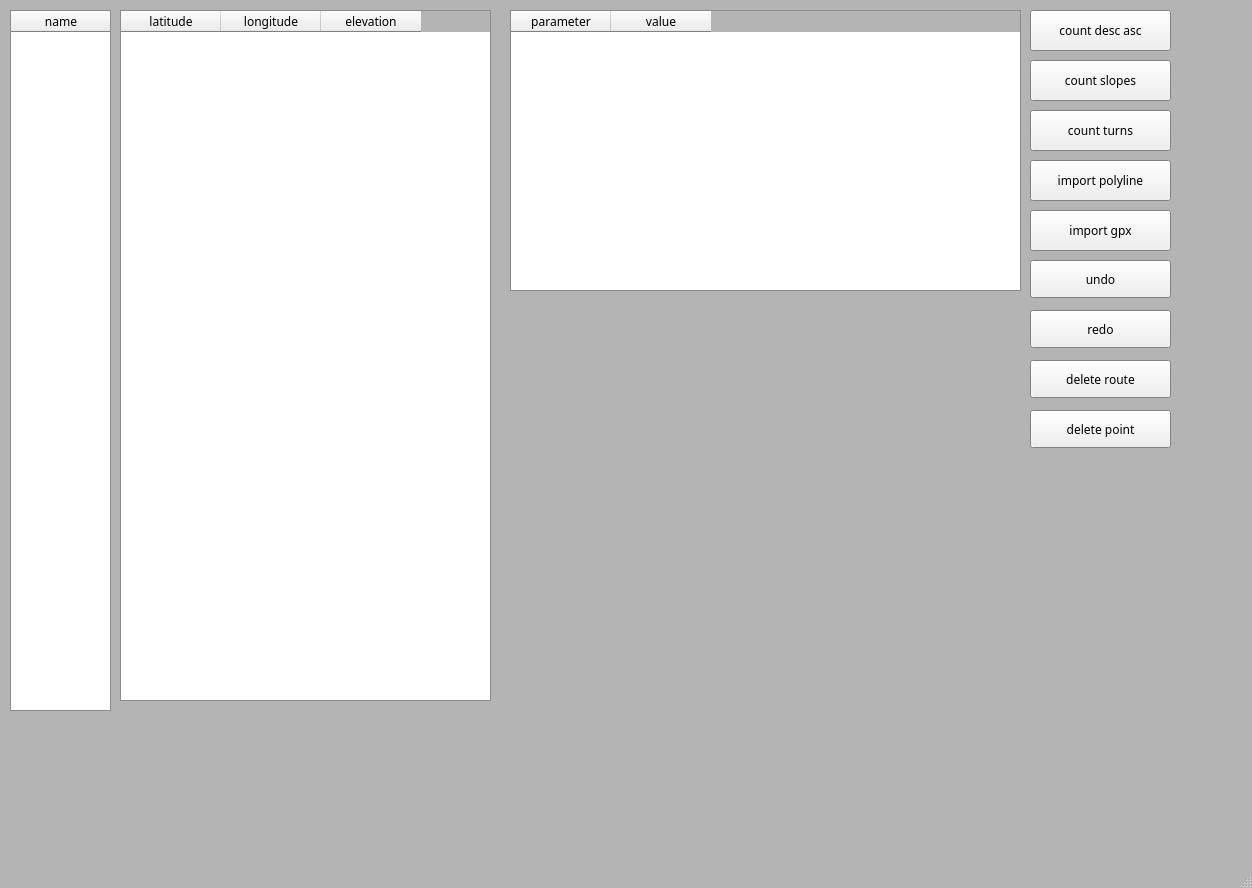
This is editor.ui in ER2806/SI as Qt 5 draws it before an edit. The edited form follows.
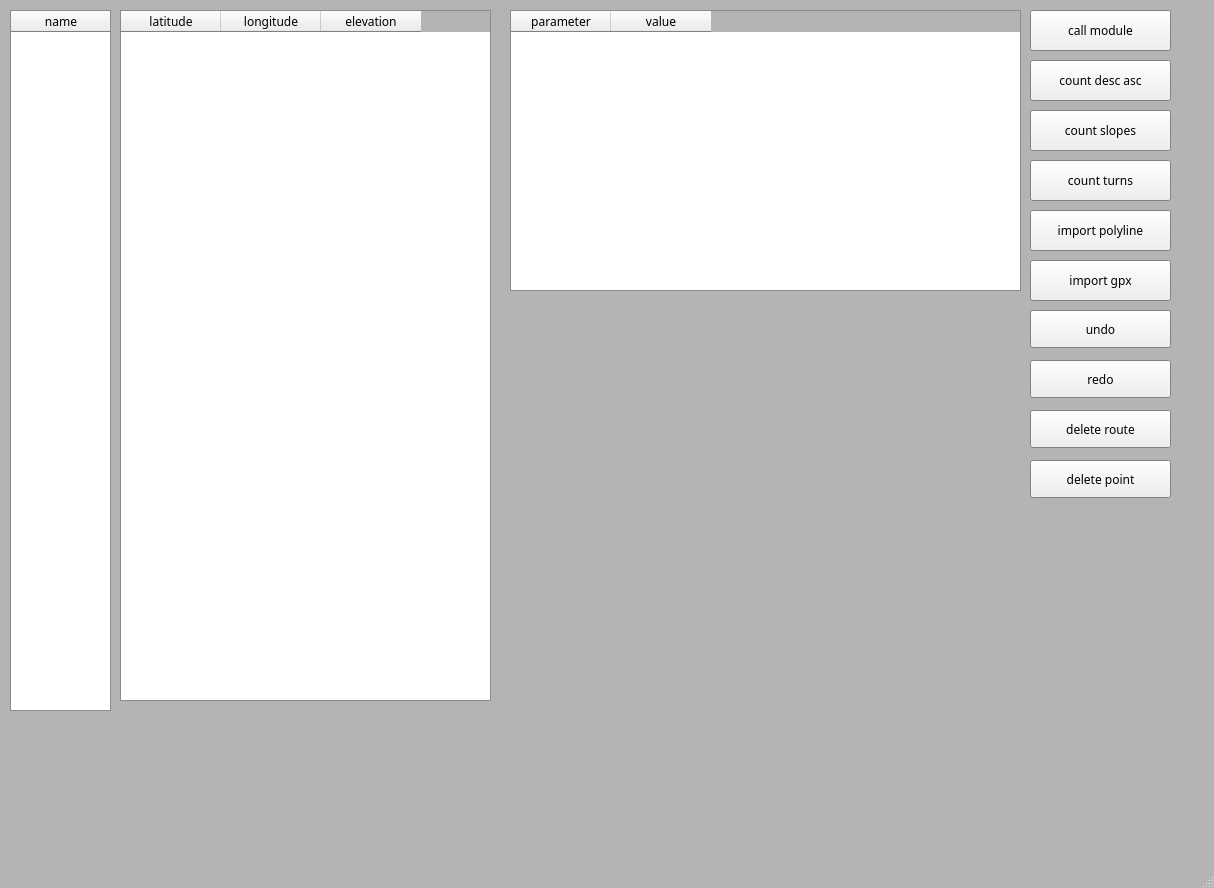
This is the edited form. Custom widgets are drawn as their Qt base class.

Commit message: add runtime modules and visitor fixed

```diff
--- a/editor.ui
+++ b/editor.ui
@@ -6,7 +6,7 @@
    <rect>
     <x>0</x>
     <y>0</y>
-    <width>1252</width>
+    <width>1214</width>
     <height>888</height>
    </rect>
   </property>
@@ -93,7 +93,7 @@
     <property name="geometry">
      <rect>
       <x>1030</x>
-      <y>310</y>
+      <y>360</y>
       <width>141</width>
       <height>38</height>
      </rect>
@@ -112,7 +112,7 @@
     <property name="geometry">
      <rect>
       <x>1030</x>
-      <y>260</y>
+      <y>310</y>
       <width>141</width>
       <height>38</height>
      </rect>
@@ -131,7 +131,7 @@
     <property name="geometry">
      <rect>
       <x>1030</x>
-      <y>210</y>
+      <y>260</y>
       <width>141</width>
       <height>41</height>
      </rect>
@@ -150,7 +150,7 @@
     <property name="geometry">
      <rect>
       <x>1030</x>
-      <y>160</y>
+      <y>210</y>
       <width>141</width>
       <height>41</height>
      </rect>
@@ -234,7 +234,7 @@
     <property name="geometry">
      <rect>
       <x>1030</x>
-      <y>360</y>
+      <y>410</y>
       <width>141</width>
       <height>38</height>
      </rect>
@@ -253,7 +253,7 @@
     <property name="geometry">
      <rect>
       <x>1030</x>
-      <y>410</y>
+      <y>460</y>
       <width>141</width>
       <height>38</height>
      </rect>
@@ -282,7 +282,7 @@
     <property name="geometry">
      <rect>
       <x>1030</x>
-      <y>110</y>
+      <y>160</y>
       <width>141</width>
       <height>41</height>
      </rect>
@@ -301,7 +301,7 @@
     <property name="geometry">
      <rect>
       <x>1030</x>
-      <y>60</y>
+      <y>110</y>
       <width>141</width>
       <height>41</height>
      </rect>
@@ -320,7 +320,7 @@
     <property name="geometry">
      <rect>
       <x>1030</x>
-      <y>10</y>
+      <y>60</y>
       <width>141</width>
       <height>41</height>
      </rect>
@@ -384,6 +384,25 @@
      </property>
     </column>
    </widget>
+   <widget class="QPushButton" name="call_module">
+    <property name="geometry">
+     <rect>
+      <x>1030</x>
+      <y>10</y>
+      <width>141</width>
+      <height>41</height>
+     </rect>
+    </property>
+    <property name="font">
+     <font>
+      <family>Fira Code</family>
+      <pointsize>9</pointsize>
+     </font>
+    </property>
+    <property name="text">
+     <string>call module</string>
+    </property>
+   </widget>
   </widget>
   <widget class="QStatusBar" name="statusbar">
    <property name="font">
```
The commit also changes 7 other files.
